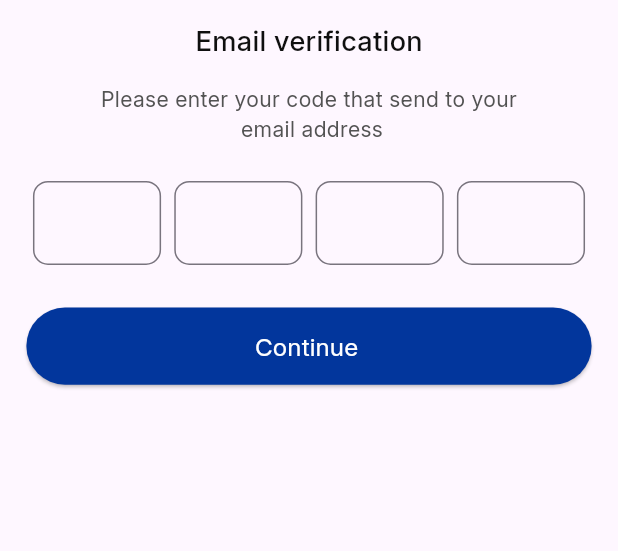
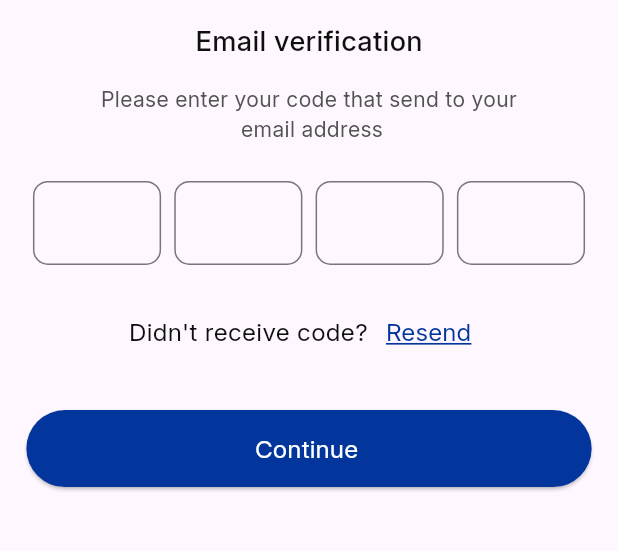
Before and after one commit to Eslam-mahmou/online_exam_app, a Flutter app: the EmailVerification screen opened by its route, on a phone screen of 412 x 824 dp, the part 63-614 px from its top. Run offline on Flutter 3.47's test engine with Material 3 defaults, Android fonts, the phone set to English and light mode, and no system bars; our stand-ins replace flutter_screenutil.

Commit message:
*Move reset_password.dart to Profile Folder.

```diff
--- a/lib/core/routes_generator/routes_generator.dart
+++ b/lib/core/routes_generator/routes_generator.dart
@@ -4,7 +4,7 @@ import 'package:online_exam_app/presentation/auth/pages/forget_password/email_ve
 import 'package:online_exam_app/presentation/auth/pages/forget_password/forget_password.dart';
 import 'package:online_exam_app/presentation/auth/pages/forget_password/reset_pass_login.dart';
 import 'package:online_exam_app/presentation/auth/pages/login_screen.dart';
-import 'package:online_exam_app/presentation/auth/pages/reset_password.dart';
+import 'package:online_exam_app/presentation/layout/pages/profilePage/reset_password.dart';
 import 'package:online_exam_app/presentation/auth/pages/sign_up_screen.dart';
 import 'package:online_exam_app/presentation/layout/layout.dart';
 
--- a/lib/presentation/auth/pages/forget_password/email_verification.dart
+++ b/lib/presentation/auth/pages/forget_password/email_verification.dart
@@ -167,6 +167,27 @@ class EmailVerification extends StatelessWidget {
           SizedBox(
             height: 20.h,
           ),
+          Row(
+            mainAxisAlignment: MainAxisAlignment.center,
+            children: [
+              Text(
+                "Didn't receive code?",
+                style: getTextStyle(FontSize.s16, FontWeightManager.regular,
+                    ColorsManager.blackColor),
+              ),
+              TextButton(
+                onPressed: () {},
+                child: Text("Resend",
+                    style: getTextStyle(FontSize.s16, FontWeightManager.regular,
+                        ColorsManager.primaryColor,
+                        decoration: TextDecoration.underline,
+                        decorationColor: ColorsManager.primaryColor)),
+              ),
+            ],
+          ),
+          SizedBox(
+            height: 20.h,
+          ),
           CustomElevatedButton(
             label: 'Continue',
             onTap: () {
--- a/lib/presentation/auth/pages/reset_password.dart
+++ b/lib/presentation/layout/pages/profilePage/reset_password.dart
@@ -2,9 +2,9 @@ import 'package:flutter/material.dart';
 import 'package:flutter_screenutil/flutter_screenutil.dart';
 import 'package:online_exam_app/core/widget/custom_validate.dart';
 
-import '../../../core/Utils/colors_manager.dart';
-import '../../../core/widget/custom_elevated_button.dart';
-import '../../../core/widget/custom_text_from_field.dart';
+import '../../../../core/Utils/colors_manager.dart';
+import '../../../../core/widget/custom_elevated_button.dart';
+import '../../../../core/widget/custom_text_from_field.dart';
 
 class ResetPassword extends StatelessWidget {
   const ResetPassword({super.key});
```
Also changed, not shown: lib/presentation/auth/pages/login_screen.dart (+10 -5 lines).
